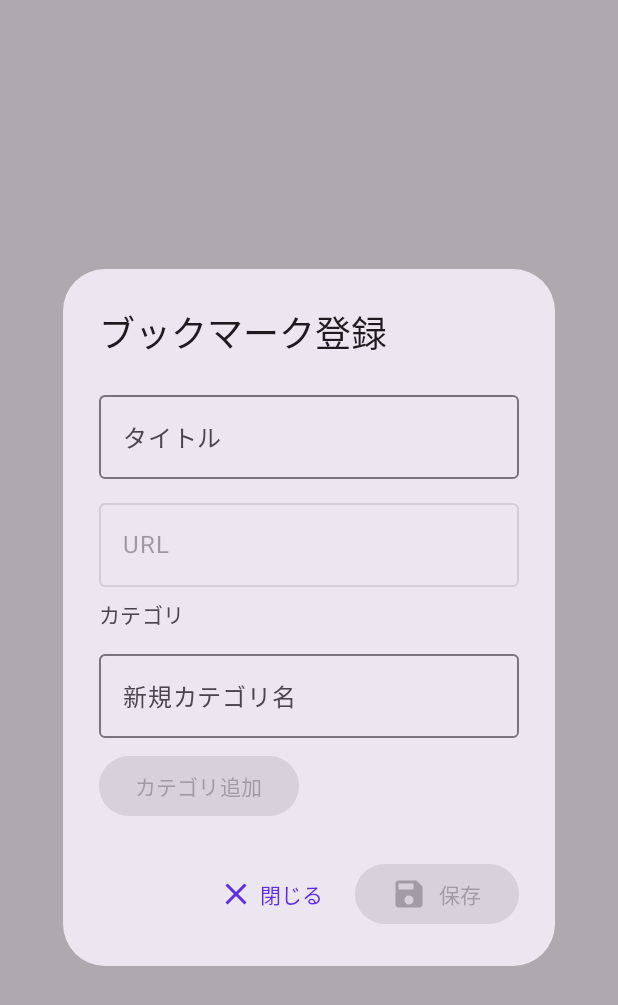
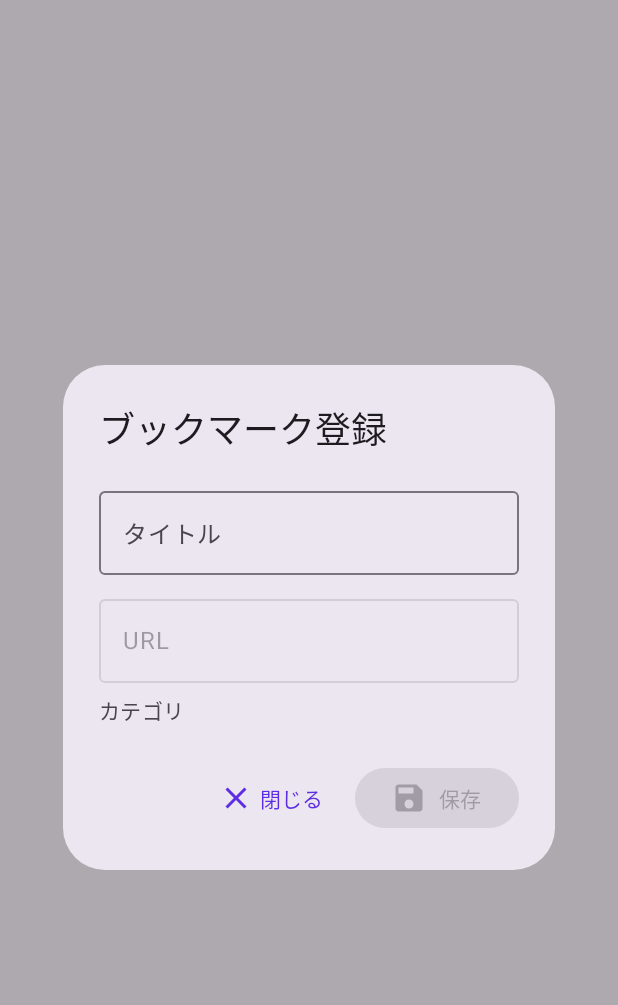
Before and after one commit to hotdrop/weeb, an Android app built with Jetpack Compose: the composable BookmarkSaveDialog called with empty values, on a phone screen of 412 x 824 dp. Shown: the top 1005 px of the screen. Run offline under Robolectric (Android 15) with nearby library versions, the phone set to English and light mode, and no system bars; our stand-ins replace Dagger/Hilt's generated code.

Commit message:
ブックマーク登録ダイアログで余計なものを削除

```diff
--- a/app/src/main/java/jp/hotdrop/weeb/MainActivity.kt
+++ b/app/src/main/java/jp/hotdrop/weeb/MainActivity.kt
@@ -54,7 +54,6 @@ class MainActivity : ComponentActivity() {
                             onOpenBookmarkList = { navController.navigate(AppDestination.Bookmark.route) },
                             onOpenBookmarkDialog = viewModel::openBookmarkDialog,
                             onPageUpdated = viewModel::onPageUpdated,
-                            onCreateCategory = viewModel::createCategory,
                             onSelectCategory = viewModel::selectCategory,
                             onBookmarkTitleChange = viewModel::updateBookmarkTitle,
                             onSaveBookmark = viewModel::saveBookmark,
--- a/app/src/main/java/jp/hotdrop/weeb/data/repository/BookmarkRepository.kt
+++ b/app/src/main/java/jp/hotdrop/weeb/data/repository/BookmarkRepository.kt
@@ -73,7 +73,7 @@ class BookmarkRepository @Inject constructor(
                 )
             )
             SaveBookmarkResult.Success
-        } catch (e: SQLiteConstraintException) {
+        } catch (_: SQLiteConstraintException) {
             SaveBookmarkResult.Error(SaveBookmarkError.DuplicateBookMarkError)
         } catch (t: Throwable) {
             SaveBookmarkResult.Error(SaveBookmarkError.DataBaseError(t))
--- a/app/src/main/java/jp/hotdrop/weeb/ui/main/MainScreen.kt
+++ b/app/src/main/java/jp/hotdrop/weeb/ui/main/MainScreen.kt
@@ -81,7 +81,6 @@ fun MainScreen(
     onOpenBookmarkList: () -> Unit,
     onOpenBookmarkDialog: () -> Unit,
     onPageUpdated: (String, String?, Boolean) -> Unit,
-    onCreateCategory: (String) -> Unit,
     onSelectCategory: (Long) -> Unit,
     onBookmarkTitleChange: (String) -> Unit,
     onSaveBookmark: () -> Unit,
@@ -107,7 +106,6 @@ fun MainScreen(
     }
     val defaultUserAgent = remember { mutableStateOf<String?>(null) }
     var menuExpanded by remember { mutableStateOf(false) }
-    var newCategoryName by remember { mutableStateOf("") }
 
     DisposableEffect(Unit) {
         val client = object : WebViewClient() {
@@ -300,11 +298,8 @@ fun MainScreen(
             categories = state.categories,
             onTitleChange = onBookmarkTitleChange,
             onCategorySelect = onSelectCategory,
-            onCreateCategory = { name -> onCreateCategory(name) },
             onSave = onSaveBookmark,
-            onDismiss = onCloseBookmarkDialog,
-            newCategoryName = newCategoryName,
-            onNewCategoryNameChange = { newCategoryName = it }
+            onDismiss = onCloseBookmarkDialog
         )
     }
 }
@@ -315,11 +310,8 @@ private fun BookmarkSaveDialog(
     categories: List<BookMarkCategory>,
     onTitleChange: (String) -> Unit,
     onCategorySelect: (Long) -> Unit,
-    onCreateCategory: (String) -> Unit,
     onSave: () -> Unit,
-    onDismiss: () -> Unit,
-    newCategoryName: String,
-    onNewCategoryNameChange: (String) -> Unit
+    onDismiss: () -> Unit
 ) {
     AlertDialog(
         onDismissRequest = onDismiss,
@@ -377,18 +369,6 @@ private fun BookmarkSaveDialog(
                         )
                     }
                 }
-                OutlinedTextField(
-                    value = newCategoryName,
-                    onValueChange = onNewCategoryNameChange,
-                    singleLine = true,
-                    label = { Text(text = "新規カテゴリ名") }
-                )
-                Button(
-                    onClick = { onCreateCategory(newCategoryName) },
-                    enabled = newCategoryName.isNotBlank()
-                ) {
-                    Text(text = "カテゴリ追加")
-                }
             }
         }
     )
--- a/app/src/main/java/jp/hotdrop/weeb/ui/theme/Theme.kt
+++ b/app/src/main/java/jp/hotdrop/weeb/ui/theme/Theme.kt
@@ -27,22 +27,6 @@ fun WeebTheme(content: @Composable () -> Unit) {
             lineHeight = 24.sp,
             letterSpacing = 0.5.sp
         )
-        /* Other default text styles to override
-        titleLarge = TextStyle(
-            fontFamily = FontFamily.Default,
-            fontWeight = FontWeight.Normal,
-            fontSize = 22.sp,
-            lineHeight = 28.sp,
-            letterSpacing = 0.sp
-        ),
-        labelSmall = TextStyle(
-            fontFamily = FontFamily.Default,
-            fontWeight = FontWeight.Medium,
-            fontSize = 11.sp,
-            lineHeight = 16.sp,
-            letterSpacing = 0.5.sp
-        )
-        */
     )
 
     MaterialTheme(
```
Also changed, not shown: app/src/main/java/jp/hotdrop/weeb/ui/main/MainViewModel.kt (+0 -12 lines).
